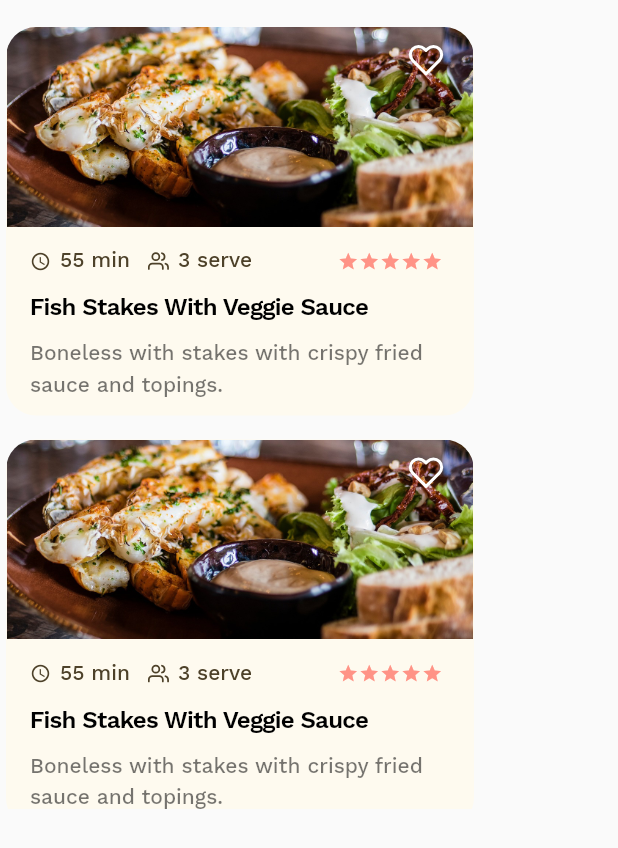
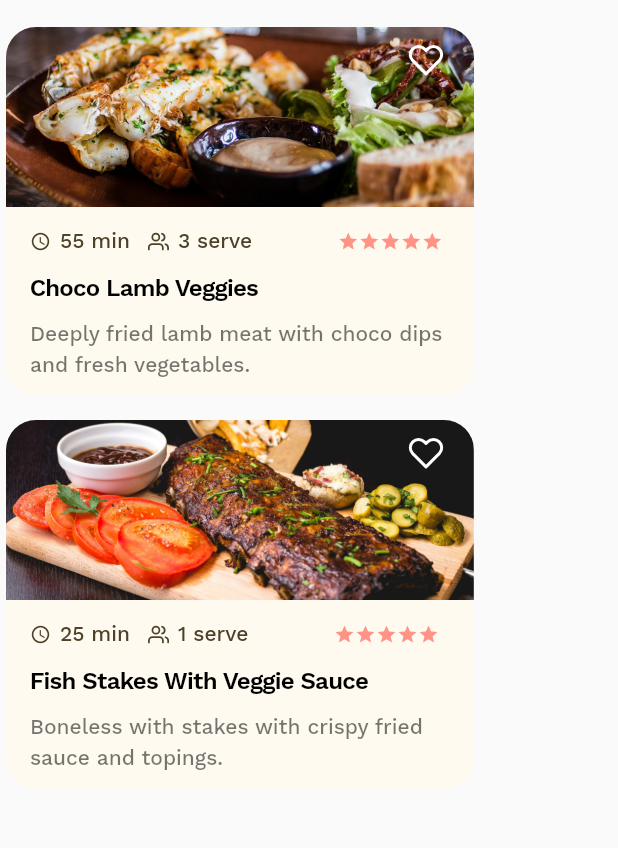
Before and after one commit to martinericksonn/Kcal-Nutrition-App, a Flutter app: what recipeContent() shows on an empty page, opened directly, on a phone screen of 412 x 824 dp. Shown: the top 848 px of the screen. Run offline on Flutter 3.47's test engine with Material 2 defaults, Android fonts, the phone set to English and light mode, and no system bars; our stand-ins replace carousel_slider, flutter_icons, google_fonts; missing offline and left inert: flutter_advanced_segment; network calls fail; statements that could not run were skipped.

Commit message:
added different images in recipe

```diff
--- a/kcal_nutrition/lib/constans.dart
+++ b/kcal_nutrition/lib/constans.dart
@@ -63,6 +63,7 @@ const ONE = 1;
 const INDICATOR_SHAPE = BorderRadius.all(Radius.elliptical(140, 100));
 
 //favorite screen
+const FAVORITES = 3;
 const APP_BAR_HEIGHT = 68.0;
 const NAV_BAR_HEIGHT = 84.0;
 const MINIMAL = 5.0;
--- a/kcal_nutrition/lib/screens/favorites/foods.dart
+++ b/kcal_nutrition/lib/screens/favorites/foodsAndRecipes.dart
@@ -18,7 +18,7 @@ class AppHome extends StatefulWidget {
 
 class _AppHomeState extends State<AppHome> {
   List title = <String>['Home', 'Search', 'Camera', 'Favorites', 'User'];
-  int _selectedIndex = ZERO;
+  int _selectedIndex = FAVORITES;
   Color selectedIcon = BLACK;
   // ignore: prefer_typing_uninitialized_variables
   static var widgetToDisplay;
--- a/kcal_nutrition/lib/screens/favorites/recipes.dart
+++ b/kcal_nutrition/lib/screens/favorites/recipesWithConents.dart
@@ -19,21 +19,33 @@ Padding recipeContent() {
             recipeCards(
                 '55',
                 '3',
+                'Choco Lamb Veggies',
+                'Deeply fried lamb meat with choco dips\nand fresh vegetables.',
+                'assets/images/fish_steaks.jpg'),
+            recipeCards(
+                '25',
+                '1',
                 'Fish Stakes With Veggie Sauce',
                 'Boneless with stakes with crispy fried\nsauce and topings.',
-            ),
+                'assets/images/choco-lamb.png'),
+            recipeCards(
+                '55',
+                '3',
+                'Mutton Kebab Nuggets',
+                'Crunchy mutton kebabs with chilli\ntoppings and sauce.',
+                'assets/images/poplare.png'),
             recipeCards(
                 '55',
                 '3',
                 'Fish Stakes With Veggie Sauce',
                 'Boneless with stakes with crispy fried\nsauce and topings.',
-            ),
+                'assets/images/bhavan.png'),
             recipeCards(
                 '55',
                 '3',
-              'Fish Stakes With Veggie Sauce',
-              'Boneless with stakes with crispy fried\nsauce and topings.',
-            ),
+                'Fruit Veggie Mix With Meat',
+                'Crunchy deep fried meat mixed with\nfruits and vegetables.',
+                'assets/images/veggie-mix.png'),
           ],
         ),
       ),
@@ -41,7 +53,7 @@ Padding recipeContent() {
   );
 }
 
-Padding recipeCards(time, serve, title, body) {
+Padding recipeCards(time, serve, title, body, image) {
   return Padding(
     padding: const EdgeInsets.only(bottom: 8.0),
     child: Card(
@@ -60,8 +72,14 @@ Padding recipeCards(time, serve, title, body) {
               children: [
                 Stack(
                   children: [
-                    Image.asset('assets/images/fish_steaks.jpg',
-                        height: 133, width: 323),
+                    SizedBox(
+                      height: 120,
+                      width: 320,
+                      child: Image.asset(
+                        '$image',
+                        fit: BoxFit.cover,
+                      ),
+                    ),
                   ],
                 ),
                 Padding(
--- a/kcal_nutrition/lib/screens/favorites/tabs.dart
+++ b/kcal_nutrition/lib/screens/favorites/tabs.dart
@@ -21,16 +21,16 @@ Column emptyFavorites() {
                   return favoriteFoods();
                 case RECIPES:
                   return recipeContent();
-                //tabContainer(RECIPES);
+
                 default:
-                  return tabContainer(FOODS);
+                  return favoriteFoods();
               }
             } else {
               switch (key) {
                 case FOODS:
                   return tabContainer(FOODS);
                 case RECIPES:
-                  return recipeContent();
+                  return tabContainer(RECIPES);
                 default:
                   return tabContainer(FOODS);
               }
```
Lines whose indentation alone changed are shown as unchanged.
